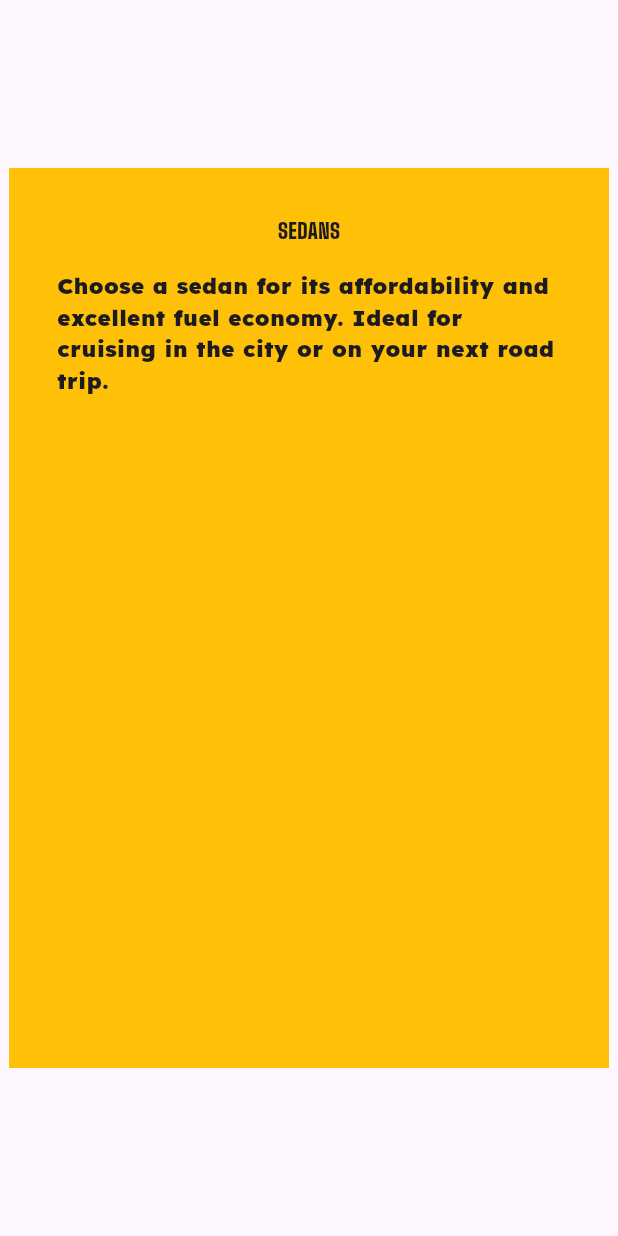
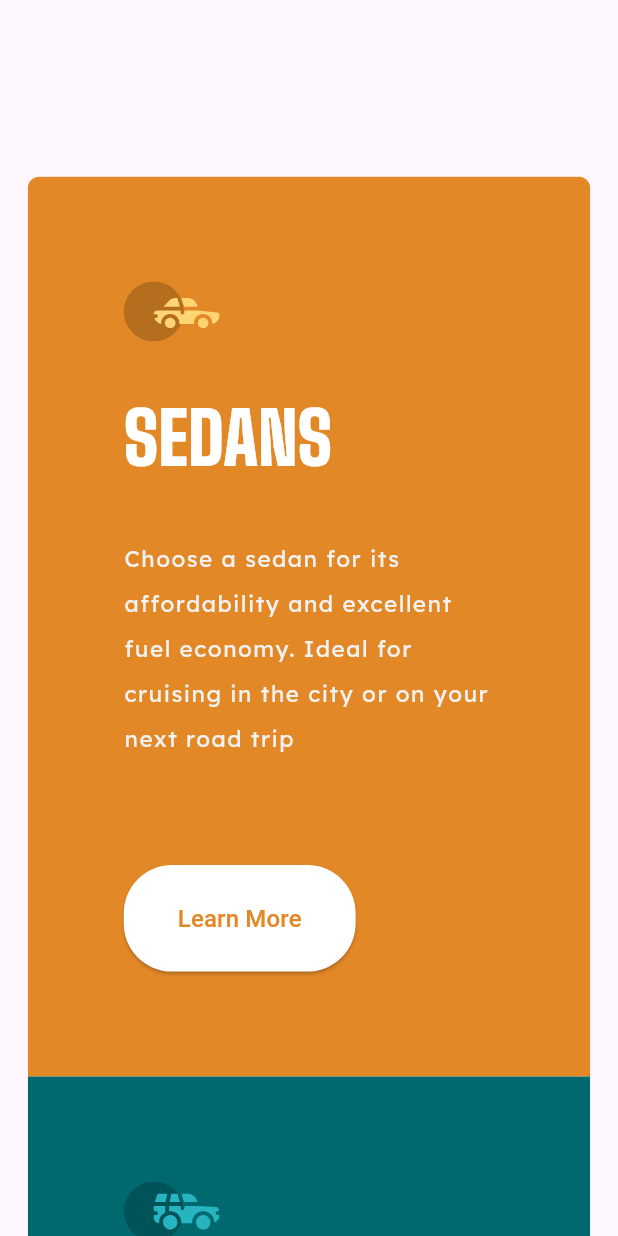
Before and after one commit to sousa-p/simple_cards_front_end_mentor, a Flutter app: the screen it shows after launch, on a phone screen of 412 x 824 dp. Run offline on Flutter 3.47's test engine with Material 3 defaults, Android fonts, the light colour scheme and no system bars; our stand-ins replace flutter_svg.

Commit message:
Finalizando cards

```diff
--- a/lib/components/card_component.dart
+++ b/lib/components/card_component.dart
@@ -1,28 +1,71 @@
 import 'package:flutter/material.dart';
+import 'package:flutter_svg/flutter_svg.dart';
 
 class CardComponent extends StatelessWidget {
-  const CardComponent({Key? key}) : super(key: key);
+  final HSLColor background;
+  final String image;
+  final String title;
+  final String body;
+
+  const CardComponent(
+      {Key? key,
+      required this.background,
+      required this.title,
+      required this.body,
+      required this.image})
+      : super(key: key);
 
   @override
   Widget build(BuildContext context) {
     return SizedBox(
-        width: 400,
+        width: 375,
         height: 600,
         child: Container(
-          color: Colors.amber,
-          child: const Padding(
-            padding: EdgeInsets.all(32),
-            child: Column(children: [
-              Text(
-                'SEDANS',
-                style: TextStyle(fontFamily: 'BigShouldersDisplay'),
-              ),
-              SizedBox(height: 16),
-              Text(
-                'Choose a sedan for its affordability and excellent fuel economy. Ideal for cruising in the city or on your next road trip.',
-                style: TextStyle(fontFamily: 'LexendDeca', fontSize: 15),
-              ),
-            ]),
+          color: background.toColor(),
+          child: Padding(
+            padding: const EdgeInsets.all(64),
+            child: Column(
+                crossAxisAlignment: CrossAxisAlignment.start,
+                mainAxisAlignment: MainAxisAlignment.spaceEvenly,
+                children: [
+                  SvgPicture.asset(image, semanticsLabel: title),
+                  Padding(
+                    padding: const EdgeInsets.symmetric(vertical: 24),
+                    child: Text(title.toUpperCase(),
+                        style: const TextStyle(
+                          fontFamily: 'BigShouldersDisplay',
+                          fontSize: 48,
+                          fontWeight: FontWeight.w600,
+                          color: Colors.white,
+                        )),
+                  ),
+                  Padding(
+                    padding: const EdgeInsets.only(bottom: 64),
+                    child: Text(
+                      body,
+                      style: TextStyle(
+                        fontFamily: 'LexendDeca',
+                        fontSize: 15,
+                        height: 2,
+                        letterSpacing: 1,
+                        color: const HSLColor.fromAHSL(1, 0, 0, 0.95).toColor(),
+                      ),
+                    ),
+                  ),
+                  ElevatedButton(
+                      onPressed: () {},
+                      style: ElevatedButton.styleFrom(
+                          backgroundColor: Colors.white,
+                          shape: RoundedRectangleBorder(
+                              borderRadius: BorderRadius.circular(32)),
+                          padding: const EdgeInsets.symmetric(
+                              horizontal: 36, vertical: 24)),
+                      child: Text(
+                        'Learn More',
+                        style: TextStyle(
+                            color: background.toColor(), fontSize: 16),
+                      )),
+                ]),
           ),
         ));
   }
--- a/lib/views/app_view.dart
+++ b/lib/views/app_view.dart
@@ -8,7 +8,54 @@ class AppView extends StatelessWidget {
   Widget build(BuildContext context) {
     return MaterialApp(
       theme: ThemeData.light(),
-      home: const Scaffold(body: Center(child: CardComponent())),
+      home: Scaffold(
+        body: SizedBox(
+          width: MediaQuery.of(context).size.width,
+          height: MediaQuery.of(context).size.height,
+          child: SingleChildScrollView(
+            child: Column(
+              mainAxisAlignment: MainAxisAlignment.center,
+              children: [
+                SizedBox(
+                  height: MediaQuery.of(context).size.height / 7,
+                ),
+                ClipRRect(
+                  borderRadius: BorderRadius.circular(8),
+                  child: const Wrap(
+                    alignment: WrapAlignment.center,
+                    children: [
+                      CardComponent(
+                        background: HSLColor.fromAHSL(1, 31, 0.77, .52),
+                        image: 'assets/images/icon-sedans.svg',
+                        title: 'Sedans',
+                        body:
+                            'Choose a sedan for its affordability and excellent fuel economy. Ideal for cruising in the city or on your next road trip',
+                      ),
+                      CardComponent(
+                        background: HSLColor.fromAHSL(1, 184, 1, .22),
+                        image: 'assets/images/icon-suvs.svg',
+                        title: 'SUVs',
+                        body:
+                            'Take an SUV for its spacious interior, power, and versatility. Perfect for your next family vacation and off-road adventures.',
+                      ),
+                      CardComponent(
+                        background: HSLColor.fromAHSL(1, 179, 1, .13),
+                        image: 'assets/images/icon-luxury.svg',
+                        title: 'Luxury',
+                        body:
+                            'Cruise in the best car brands without the bloated prices. Enjoy the enhanced comfort of a luxury rental and arrive in style.',
+                      ),
+                    ],
+                  ),
+                ),
+                SizedBox(
+                  height: MediaQuery.of(context).size.height / 7,
+                ),
+              ],
+            ),
+          ),
+        ),
+      ),
     );
   }
 }
```
Also changed, not shown: pubspec.yaml (+12 -5 lines), assets/fonts/BigShouldersDisplay-Black.ttf (renamed from fonts/BigShouldersDisplay-Black.ttf), assets/fonts/BigShouldersDisplay-Regular.ttf (renamed from fonts/BigShouldersDisplay-Regular.ttf), assets/fonts/LexendDeca-Black.ttf (renamed from fonts/LexendDeca-Black.ttf), assets/fonts/LexendDeca-Regular.ttf (renamed from fonts/LexendDeca-Regular.ttf), assets/images/favicon-32x32.png (added), assets/images/icon-luxury.svg (added), assets/images/icon-sedans.svg (added), assets/images/icon-suvs.svg (added), pubspec.lock.
